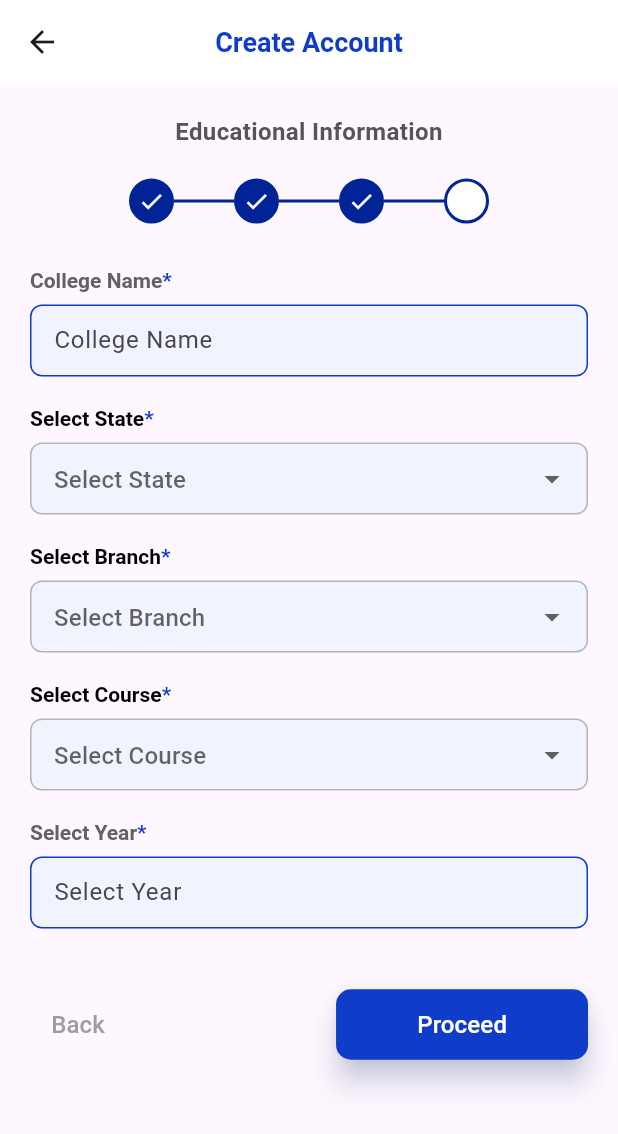
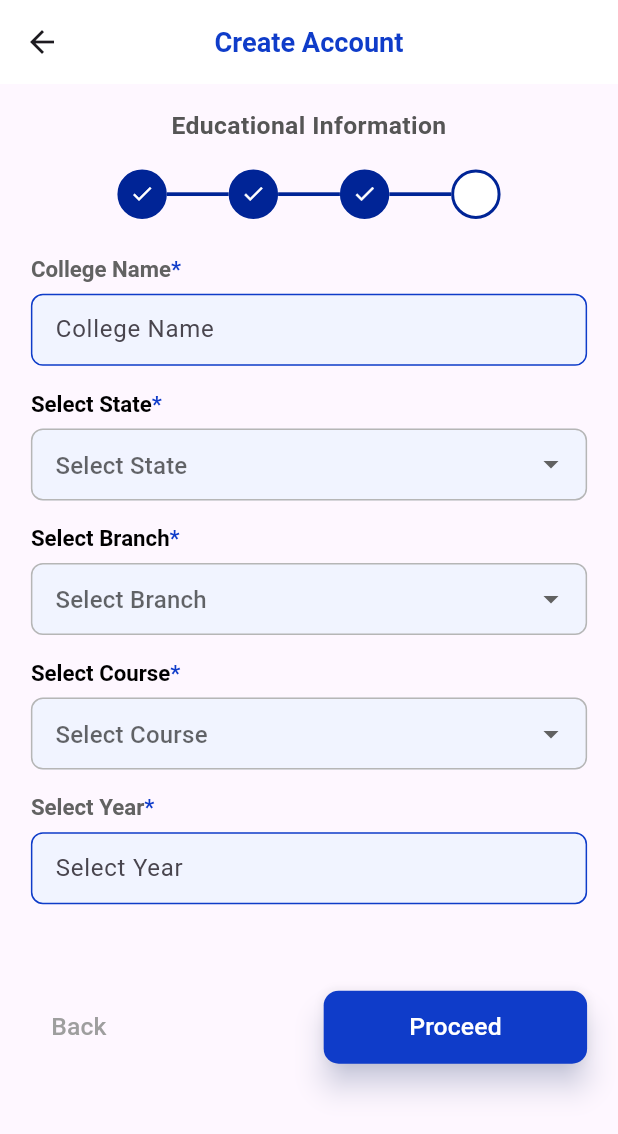
Before and after one commit to Samillionaire/HireMi_Project, a Flutter app: the RegisterScreen screen opened directly, on a phone screen of 412 x 824 dp. Shown: the top 1134 px of the screen. Run offline on Flutter 3.47's test engine with Material 3 defaults, Android fonts, the phone set to English and light mode, and no system bars.

Commit message:
Made the code responsive by adding Mediaqueries

```diff
--- a/lib/main.dart
+++ b/lib/main.dart
@@ -19,7 +19,7 @@ class MyApp extends StatelessWidget {
         colorScheme: ColorScheme.fromSeed(seedColor: Colors.deepPurple),
         useMaterial3: true,
       ),
-      home:  RegisterScreen0(),
+      home:   RegisterScreen(),
     );
   }
 }
--- a/lib/password_screen.dart
+++ b/lib/password_screen.dart
@@ -15,6 +15,7 @@ class _PasswordScreenState extends State<PasswordScreen> {
   Widget build(BuildContext context) {
     return Scaffold(
       appBar: AppBar(
+        automaticallyImplyLeading: false,
         backgroundColor: Colors.white,
         elevation: 0,
         centerTitle: true,
--- a/lib/register_screen.dart
+++ b/lib/register_screen.dart
@@ -12,36 +12,42 @@ class RegisterScreen extends StatefulWidget {
 class _RegisterScreenState extends State<RegisterScreen> {
   @override
   Widget build(BuildContext context) {
+    final screenWidth = MediaQuery.of(context).size.width;
+    final screenHeight = MediaQuery.of(context).size.height;
+
     return Scaffold(
       appBar: AppBar(
         backgroundColor: Colors.white,
         elevation: 0,
         centerTitle: true,
-        title: const Text(
+        title: Text(
           "Create Account",
           style: TextStyle(
-            color: Color(0xff0F3CC9),
-            fontSize: 18,
+            color: const Color(0xff0F3CC9),
+            fontSize: screenHeight * 0.022, // Responsive font size
             fontWeight: FontWeight.bold,
           ),
         ),
       ),
       body: Padding(
-        padding: const EdgeInsets.symmetric(horizontal: 20.0, vertical: 10.0),
+        padding: EdgeInsets.symmetric(
+          horizontal: screenWidth * 0.05, // Responsive horizontal padding
+          vertical: screenHeight * 0.01, // Responsive vertical padding
+        ),
         child: Column(
           crossAxisAlignment: CrossAxisAlignment.center,
           children: [
-            const SizedBox(height: 10),
-            const Text(
+            SizedBox(height: screenHeight * 0.01), // Responsive spacing
+            Text(
               "Educational Information",
               style: TextStyle(
-                fontSize: 16,
+                fontSize: screenHeight * 0.02, // Responsive font size
                 fontWeight: FontWeight.w600,
-                color: Color(0xff555555),
+                color: const Color(0xff555555),
               ),
               textAlign: TextAlign.center,
             ),
-            const SizedBox(height: 20),
+            SizedBox(height: screenHeight * 0.02), // Responsive spacing
             // Progress Indicator
             SizedBox(
               width: double.infinity,
@@ -51,28 +57,30 @@ class _RegisterScreenState extends State<RegisterScreen> {
                   return Row(
                     children: [
                       Container(
-                        height: 30,
-                        width: 30,
+                        height: screenHeight * 0.04, // Responsive size
+                        width: screenHeight * 0.04, // Responsive size
                         decoration: BoxDecoration(
                           shape: BoxShape.circle,
-                          color: index < 3 ? const Color(0xff002496) : Colors.white,
+                          color: index < 3
+                              ? const Color(0xff002496)
+                              : Colors.white,
                           border: Border.all(
                             color: const Color(0xff002496),
                             width: 2,
                           ),
                         ),
                         child: index < 3
-                            ? const Icon(
+                            ? Icon(
                           Icons.check,
                           color: Colors.white,
-                          size: 18,
+                          size: screenHeight * 0.02, // Responsive size
                         )
                             : const SizedBox(),
                       ),
                       if (index < 3)
                         Container(
-                          width: 40,
-                          height: 2,
+                          width: screenWidth * 0.1, // Responsive width
+                          height: screenHeight * 0.003, // Responsive height
                           color: const Color(0xff002496),
                         ),
                     ],
@@ -80,7 +88,7 @@ class _RegisterScreenState extends State<RegisterScreen> {
                 }),
               ),
             ),
-            const SizedBox(height: 30),
+            SizedBox(height: screenHeight * 0.03), // Responsive spacing
             // Input Fields
             Flexible(
               child: ListView(
@@ -94,18 +102,24 @@ class _RegisterScreenState extends State<RegisterScreen> {
                 ],
               ),
             ),
-            const SizedBox(height: 20), // Add a smaller gap before buttons
+            SizedBox(height: screenHeight * 0.05), // Responsive spacing
             // Buttons
             Row(
               mainAxisAlignment: MainAxisAlignment.spaceBetween,
               children: [
                 TextButton(
-                  onPressed: () {Navigator.pushReplacement(context, MaterialPageRoute(builder: (_)=>RegisterScreenVerified()));},
-                  child: const Text(
+                  onPressed: () {
+                    Navigator.pushReplacement(
+                      context,
+                      MaterialPageRoute(
+                          builder: (_) => RegisterScreenVerified()),
+                    );
+                  },
+                  child: Text(
                     "Back",
                     style: TextStyle(
                       color: Colors.grey,
-                      fontSize: 16,
+                      fontSize: screenHeight * 0.02, // Responsive font size
                     ),
                   ),
                 ),
@@ -125,12 +139,17 @@ class _RegisterScreenState extends State<RegisterScreen> {
                     shadowColor: const Color(0xffCBD6FF),
                     elevation: 8,
                   ),
-                  child: const Padding(
+                  child: Padding(
                     padding: EdgeInsets.symmetric(
-                        horizontal: 30.0, vertical: 12.0),
+                      horizontal: screenWidth * 0.08, // Responsive padding
+                      vertical: screenHeight * 0.015, // Responsive padding
+                    ),
                     child: Text(
                       "Proceed",
-                      style: TextStyle(fontSize: 16, color: Colors.white),
+                      style: TextStyle(
+                        fontSize: screenHeight * 0.02, // Responsive font size
+                        color: Colors.white,
+                      ),
                     ),
                   ),
                 ),
@@ -151,16 +170,18 @@ class CustomInputField extends StatelessWidget {
 
   @override
   Widget build(BuildContext context) {
+    final screenHeight = MediaQuery.of(context).size.height;
+
     return Column(
       crossAxisAlignment: CrossAxisAlignment.start,
       children: [
         RichText(
           text: TextSpan(
             text: label,
-            style: const TextStyle(
+            style: TextStyle(
               fontWeight: FontWeight.w600,
-              fontSize: 14,
-              color: Color(0xff626262),
+              fontSize: screenHeight * 0.018, // Responsive font size
+              color: const Color(0xff626262),
             ),
             children: [
               const TextSpan(
@@ -170,7 +191,7 @@ class CustomInputField extends StatelessWidget {
             ],
           ),
         ),
-        const SizedBox(height: 8),
+        SizedBox(height: screenHeight * 0.01), // Responsive spacing
         TextField(
           decoration: InputDecoration(
             hintText: label,
@@ -185,12 +206,17 @@ class CustomInputField extends StatelessWidget {
             ),
             focusedBorder: OutlineInputBorder(
               borderRadius: BorderRadius.circular(8),
-              borderSide: const BorderSide(color: Color(0xff0F3CC9), width: 1.5),
+              borderSide: const BorderSide(
+                color: Color(0xff0F3CC9),
+                width: 1.5,
+              ),
             ),
-            contentPadding: const EdgeInsets.symmetric(horizontal: 12),
+            contentPadding: EdgeInsets.symmetric(
+              horizontal: MediaQuery.of(context).size.width * 0.03,
+            ),
           ),
         ),
-        const SizedBox(height: 20),
+        SizedBox(height: screenHeight * 0.02), // Responsive spacing
       ],
     );
   }
@@ -204,15 +230,17 @@ class CustomDropdownField extends StatelessWidget {
 
   @override
   Widget build(BuildContext context) {
+    final screenHeight = MediaQuery.of(context).size.height;
+
     return Column(
       crossAxisAlignment: CrossAxisAlignment.start,
       children: [
         RichText(
           text: TextSpan(
             text: label,
-            style: const TextStyle(
+            style: TextStyle(
               fontWeight: FontWeight.w600,
-              fontSize: 14,
+              fontSize: screenHeight * 0.018, // Responsive font size
               color: Colors.black,
             ),
             children: [
@@ -223,7 +251,7 @@ class CustomDropdownField extends StatelessWidget {
             ],
           ),
         ),
-        const SizedBox(height: 8),
+        SizedBox(height: screenHeight * 0.01), // Responsive spacing
         DropdownButtonFormField<String>(
           items: [
             DropdownMenuItem(value: "1", child: Text(label)),
@@ -242,12 +270,17 @@ class CustomDropdownField extends StatelessWidget {
             ),
             focusedBorder: OutlineInputBorder(
               borderRadius: BorderRadius.circular(8),
-              borderSide: const BorderSide(color: Color(0xff0F3CC9), width: 1.5),
+              borderSide: const BorderSide(
+                color: Color(0xff0F3CC9),
+                width: 1.5,
+              ),
             ),
-            contentPadding: const EdgeInsets.symmetric(horizontal: 12),
+            contentPadding: EdgeInsets.symmetric(
+              horizontal: MediaQuery.of(context).size.width * 0.03,
+            ),
           ),
         ),
-        const SizedBox(height: 20),
+        SizedBox(height: screenHeight * 0.02), // Responsive spacing
       ],
     );
   }
```
